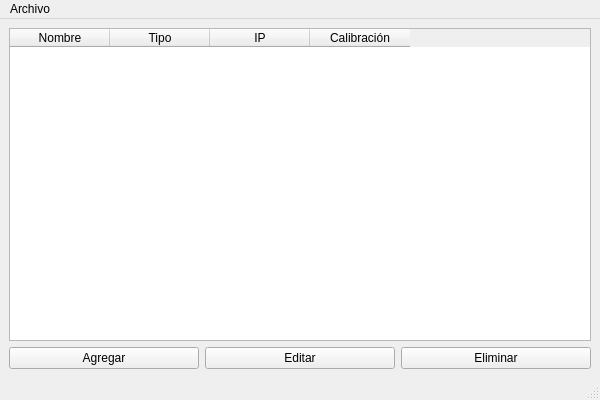
The window that IoTConfigManager/mainwindow.ui (juankx99/ProyectoLOT) describes before a commit, drawn with Qt 5.
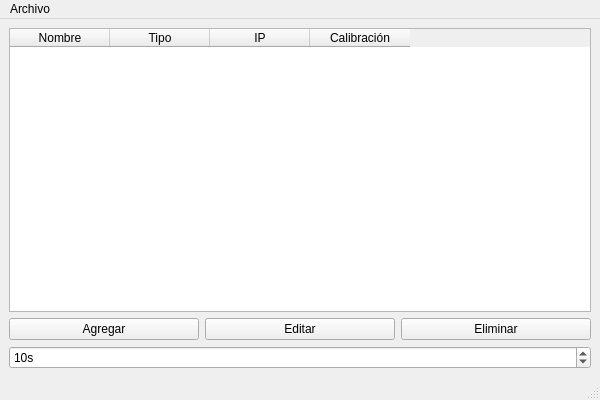
The same window after the commit.

Diff of the .ui file:
```diff
--- a/IoTConfigManager/mainwindow.ui
+++ b/IoTConfigManager/mainwindow.ui
@@ -88,6 +88,22 @@
       </item>
      </layout>
     </item>
+    <item>
+     <widget class="QSpinBox" name="refreshIntervalSpinBox">
+      <property name="suffix">
+       <string>s</string>
+      </property>
+      <property name="minimum">
+       <number>1</number>
+      </property>
+      <property name="maximum">
+       <number>60</number>
+      </property>
+      <property name="value">
+       <number>10</number>
+      </property>
+     </widget>
+    </item>
    </layout>
   </widget>
 
```
Left out of the diff: 45 changed lines with no effect on the pictures.
